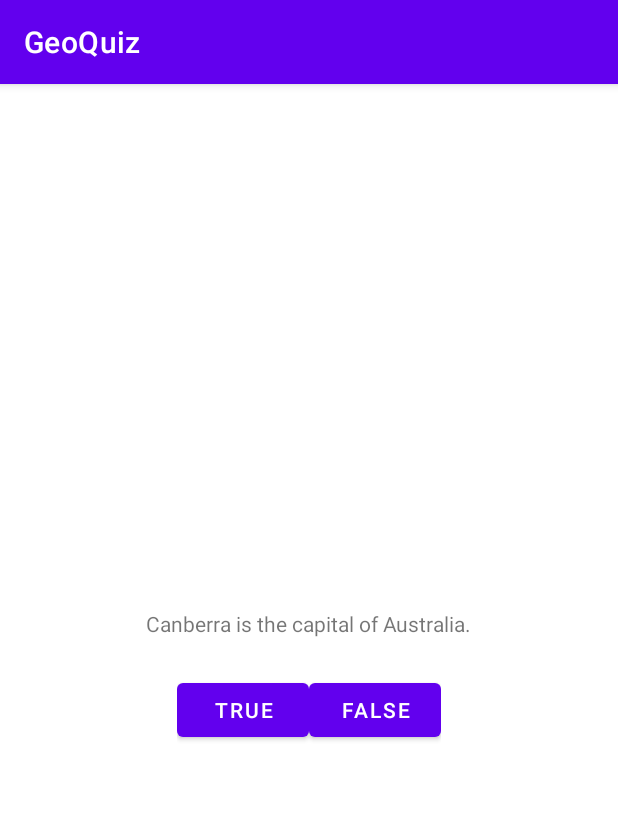
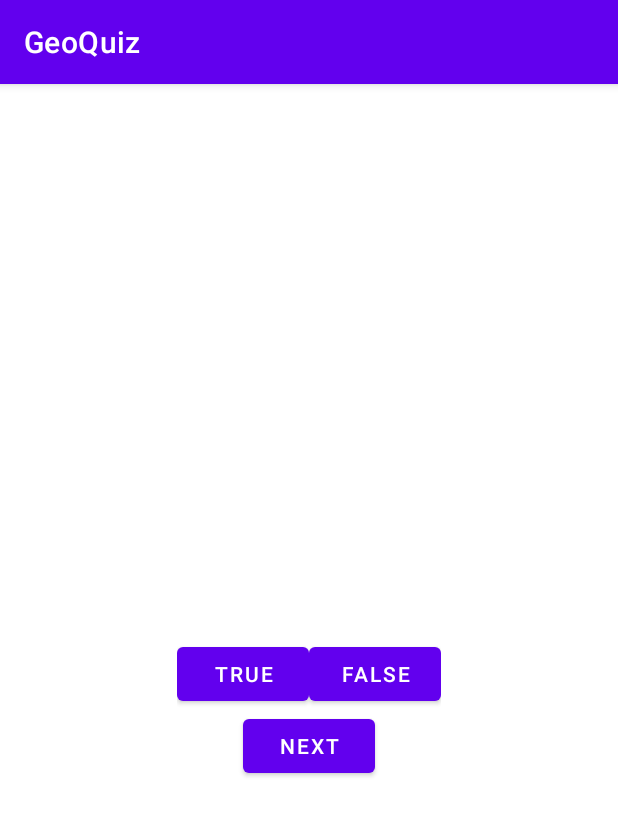
Before and after one commit to lengzhang/GeoQuiz, an Android app: the screen it shows after launch (MainActivity), on a phone screen of 412 x 824 dp. Shown: the top 816 px of the screen. Run offline under Robolectric (Android 15) with nearby library versions, the phone set to English and light mode, and no system bars.

Commit message:
Added Next Button; updated and added question strings

```diff
--- a/app/src/main/res/layout/activity_main.xml
+++ b/app/src/main/res/layout/activity_main.xml
@@ -1,15 +1,18 @@
 <?xml version="1.0" encoding="utf-8"?>
 <LinearLayout xmlns:android="http://schemas.android.com/apk/res/android"
+    xmlns:tools="http://schemas.android.com/tools"
     android:layout_width="match_parent"
     android:layout_height="match_parent"
     android:gravity="center"
     android:orientation="vertical">
 
     <TextView
+        android:id="@+id/question_text_view"
         android:layout_width="wrap_content"
         android:layout_height="wrap_content"
+        android:gravity="center"
         android:padding="24dp"
-        android:text="@string/question_text" />
+        tools:text="@string/question_australia"/>
 
     <LinearLayout
         android:layout_width="wrap_content"
@@ -30,4 +33,10 @@
 
     </LinearLayout>
 
+    <Button
+        android:id="@+id/next_button"
+        android:layout_width="wrap_content"
+        android:layout_height="wrap_content"
+        android:text="@string/next_button" />
+
 </LinearLayout>
--- a/app/src/main/res/values/strings.xml
+++ b/app/src/main/res/values/strings.xml
@@ -1,8 +1,14 @@
 <resources>
     <string name="app_name">GeoQuiz</string>
-    <string name="question_text">Canberra is the capital of Australia.</string>
+    <string name="question_australia">Canberra is the capital of Australia.</string>
+    <string name="question_oceans">The Pacific Ocean is larger than the Atlantic Ocean.</string>
+    <string name="question_mideast">The Suez Canal connects the Red Sea and the Indian Ocean.</string>
+    <string name="question_africa">The source of the Nile River is in Egypt.</string>
+    <string name="question_americas">The Amazon River is the longest river in the Americas.</string>
+    <string name="question_asia">Lake Baikal is the world\'s oldest and deepest freshwater lake.</string>
     <string name="true_button">True</string>
     <string name="false_button">False</string>
+    <string name="next_button">Next</string>
     <string name="correct_toast">Correct!</string>
     <string name="incorrect_toast">Incorrect!</string>
 </resources>
```
